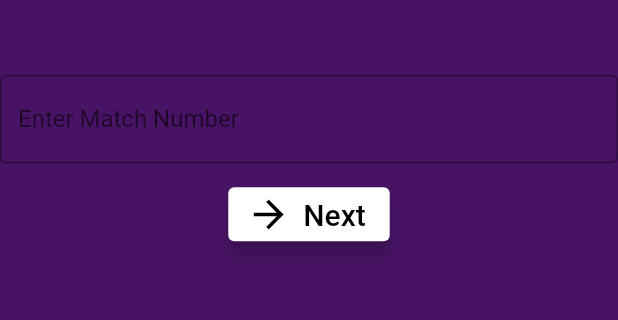
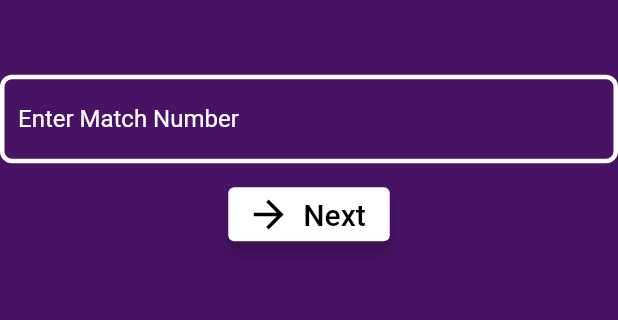
Before and after one commit to barryb5/8033_frc_scouting_2022, a Flutter app: the screen it shows after launch, on a phone screen of 412 x 824 dp, the part 523-843 px from its top. Run offline on Flutter 3.47's test engine with Material 2 defaults, Android fonts, the phone set to English and light mode, and no system bars; our stand-ins replace flutter_spinkit, qr_flutter; missing offline and left inert: qr.

Commit message:
[Visual fix] Fixed home screen match entry being black on purple, is now white on purple and readable. Also fixed some bugs

```diff
--- a/lib/main.dart
+++ b/lib/main.dart
@@ -14,7 +14,7 @@ void main() {
   // ));
 
   runApp(MaterialApp(
-    initialRoute: '/start_page',
+    initialRoute: '/',
     routes: {
       '/': (context) => Loading(),
       '/home': (context) => Home(),
--- a/lib/pages/data_entry.dart
+++ b/lib/pages/data_entry.dart
@@ -32,7 +32,6 @@ class _DataEntryState extends State<DataEntry> {
   void startCountdown() {
     print('Countdown starting');
     Future.delayed(Duration(seconds: 155), () {
-      // TODO: Create and go to end screen
       print('Gonna move now');
       returnData();
       // Navigator.pushReplacementNamed((context), '/postgame_data_entry');
--- a/lib/pages/home_screen.dart
+++ b/lib/pages/home_screen.dart
@@ -60,19 +60,31 @@ class _HomeState extends State<Home> {
               ),
               SizedBox(height: 50,),
               TextField(
+                style: TextStyle(
+                  color: Colors.white,
+                ),
+                // TODO: Make the font white
                 controller: matchNumberController,
                 keyboardType: TextInputType.number,
                 inputFormatters: <TextInputFormatter>[
-                  FilteringTextInputFormatter.digitsOnly
+                  FilteringTextInputFormatter.digitsOnly,
                 ], // Only numbers can be entered
                 decoration: InputDecoration(
-                  border: OutlineInputBorder(),
+
+                  enabledBorder: OutlineInputBorder(
+                    borderRadius: BorderRadius.all(Radius.circular(8.0),),
+                    borderSide: BorderSide(color: Colors.white, width: 3, ),
+                  ),
                   hintText: 'Enter Match Number',
+                  hintStyle: TextStyle(
+                    color: Colors.white,
+                  ),
                 ),
               ),
               SizedBox(height: 10,),
-              ElevatedButton.icon(
-                onPressed: () async {
+              ValueListenableBuilder(valueListenable: matchNumberController, builder: (context, value, child) {
+                return ElevatedButton.icon(
+                  onPressed: value.text.isNotEmpty ? () async {
                     if (loggedIn) {
                       // TODO: Make the button not pressable when textfield is empty
                       matchNumber = int.parse(matchNumberController.text);
@@ -91,10 +103,16 @@ class _HomeState extends State<Home> {
 
                     // Add all the gamedata to the gamedata object
                     // TODO: Assign team number and get scouter name
-                  gameData = GameData(matchNumber, 254, loginInfo['name'], fullMatchInfo['startTime'], fullMatchInfo['events'], fullMatchInfo['challengeResult'], fullMatchInfo['didDefense'], fullMatchInfo['notes']);
+                    gameData =    GameData(matchNumber, 254, loginInfo['name'], fullMatchInfo['startTime'], fullMatchInfo['events'], fullMatchInfo['challengeResult'], fullMatchInfo['didDefense'], fullMatchInfo['notes']);
                     setState(() async {
                       print(gameData.toString());
                       Navigator.pushNamed((context), '/qrcode_screen', arguments: gameData);
+                    });
+                  } : () {
+                    // If text box is empty
+                    showDialog(context: context, builder: (context)
+                    {
+                      return AlertDialog(content: Text('Please enter the match number'));
                     });
                   },
                   style: ButtonStyle(
@@ -113,7 +131,8 @@ class _HomeState extends State<Home> {
                   color: Colors.black,
                   size: 30,
                   ),
-              ),
+                );
+              }),
             ],
           ),
         ),
--- a/lib/services/game_data.dart
+++ b/lib/services/game_data.dart
@@ -5,6 +5,7 @@ import 'package:uuid/uuid.dart';
 
 class GameData {
 
+  late Uuid uuid;
   late int matchNumber;
   late int teamNumber;
   late String scouterName;
@@ -14,7 +15,10 @@ class GameData {
   late bool defense;
   late String notes;
 
-  GameData(this.matchNumber, this.teamNumber, this.scouterName, this.startTime, this.events, this.challenge, this.defense, this.notes);
+  GameData(this.matchNumber, this.teamNumber, this.scouterName, this.startTime, this.events, this.challenge, this.defense, this.notes){
+    uuid = Uuid();
+    uuid.v4();
+  }
 
   String toString() {
     return 'MatchNumber: $matchNumber'
@@ -41,13 +45,12 @@ class GameData {
   }
 
   List<String> manualJson() {
-    var uuid = Uuid();
     List<String> returnJson = [];
     int totalPages = (events.events.length/10).ceil();
 
     for (int i = 0; i < totalPages; i++) {
       // Did this ^ just so pagenumbers and totalpages make more sense when being looked at
-      returnJson.add('{"header":{"UUID":"${uuid.v4()}","eventNumber":"0","matchNumber":"$matchNumber","teamNumber":"$teamNumber","scouterName":"$scouterName","pageNumber":"${i+1}","totalPages":"$totalPages","startTime":"$startTime"},"events":{"event":[${events.manualJson(i)}]}}');
+      returnJson.add('{"header":{"UUID":"${uuid}","eventNumber":"0","matchNumber":"$matchNumber","teamNumber":"$teamNumber","scouterName":"$scouterName","pageNumber":"${i+1}","totalPages":"$totalPages","startTime":"$startTime"},"events":{"event":[${events.manualJson(i)}]}}');
     }
 
     return returnJson;
```
Also changed, not shown: lib/pages/postgame_data.dart (+28 -20 lines), lib/pages/qrcode_screen.dart (+37 -18 lines), lib/pages/start_collection.dart (+22 -0 lines). Lines whose indentation alone changed are shown as unchanged.
